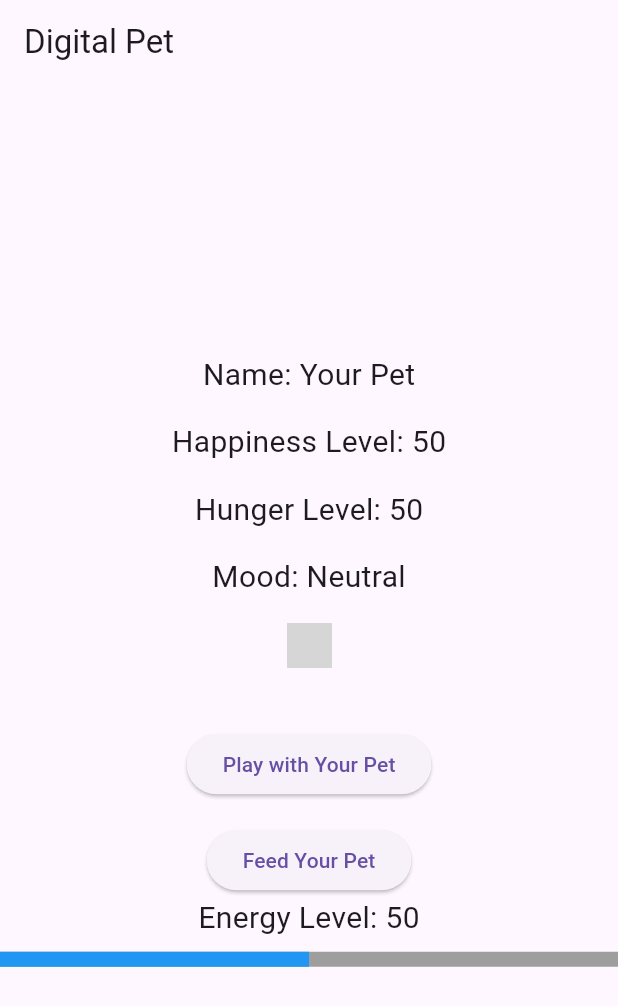
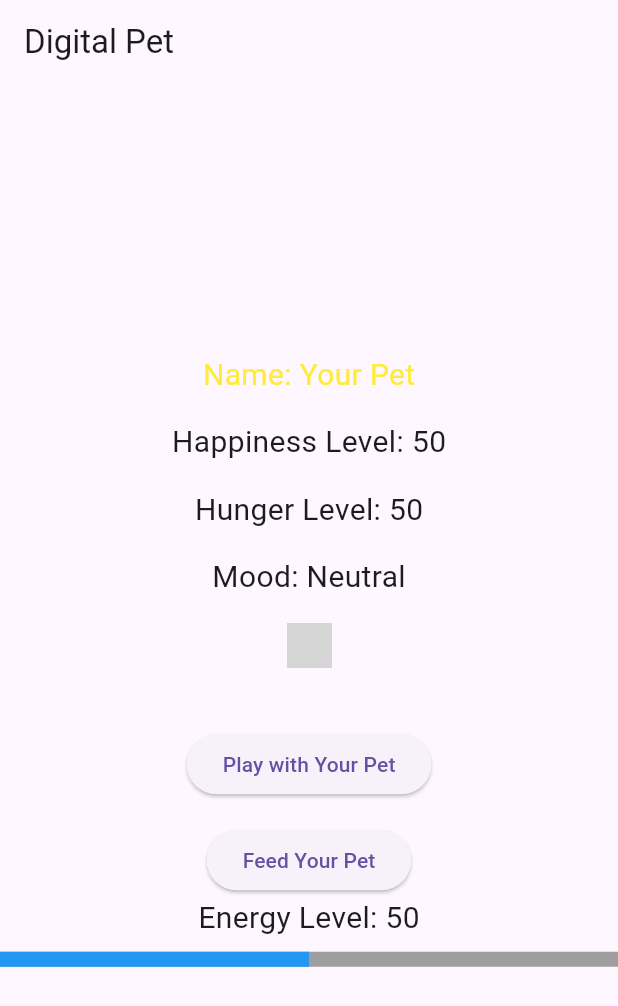
Before and after one commit to Evelyyn-14/class_act05, a Flutter app: the screen it shows after launch, on a phone screen of 412 x 824 dp. Shown: the top 1006 px of the screen. Run offline on Flutter 3.47's test engine with Material 3 defaults, Android fonts, the light colour scheme and no system bars; network calls fail; grey boxes are pictures that could not be loaded.

Commit message:
Color change

```diff
--- a/lib/main.dart
+++ b/lib/main.dart
@@ -132,7 +132,7 @@ class _DigitalPetAppState extends State<DigitalPetApp> {
           children: <Widget>[
             Text(
               'Name: $petName',
-              style: TextStyle(fontSize: 20.0),
+              style: TextStyle(fontSize: 20.0, color: petColor),
             ),
             SizedBox(height: 16.0),
             Text(
```
